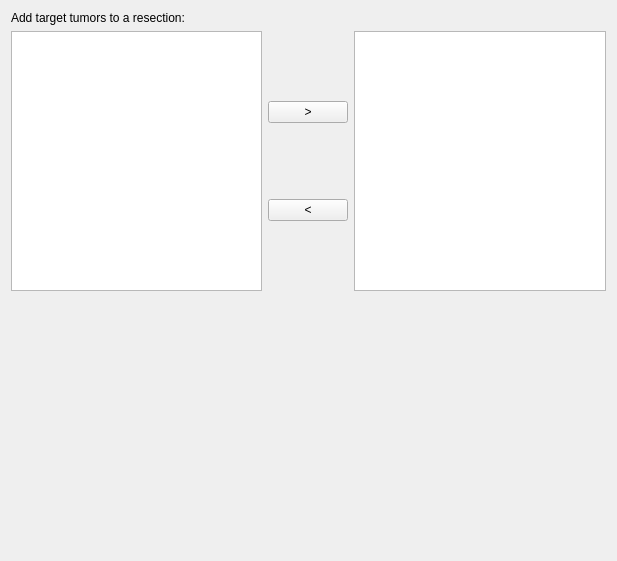
Before: the Qt Designer form ResectionPlanning/Resources/UI/qSlicerResectionPlanningTumorsWidget.ui in TheInterventionCentre/NorMIT-Plan, drawn with Qt 5.
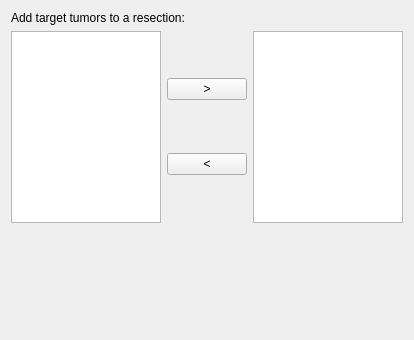
After: the same form once the commit is applied.

Commit message: FIX: for minimum size problem so module passes qSlicerResectionPlanningModuleWidgetGenericTest TST: Test in python for adding / removing tumors

Diff of the .ui file:
```diff
--- a/ResectionPlanning/Resources/UI/qSlicerResectionPlanningTumorsWidget.ui
+++ b/ResectionPlanning/Resources/UI/qSlicerResectionPlanningTumorsWidget.ui
@@ -6,8 +6,8 @@
    <rect>
     <x>0</x>
     <y>0</y>
-    <width>617</width>
-    <height>561</height>
+    <width>414</width>
+    <height>340</height>
    </rect>
   </property>
   <property name="windowTitle">
@@ -24,12 +24,25 @@
    <item>
     <layout class="QHBoxLayout" name="horizontalLayout_2">
      <item>
-      <widget class="QListWidget" name="listAvailableTumors"/>
+      <widget class="QListWidget" name="listAvailableTumors">
+       <property name="sizePolicy">
+        <sizepolicy hsizetype="Ignored" vsizetype="Expanding">
+         <horstretch>0</horstretch>
+         <verstretch>0</verstretch>
+        </sizepolicy>
+       </property>
+      </widget>
      </item>
      <item>
       <layout class="QVBoxLayout" name="verticalLayout">
        <item>
         <widget class="QPushButton" name="AddTumorButton">
+         <property name="sizePolicy">
+          <sizepolicy hsizetype="Fixed" vsizetype="Fixed">
+           <horstretch>0</horstretch>
+           <verstretch>0</verstretch>
+          </sizepolicy>
+         </property>
          <property name="text">
           <string>&gt;</string>
          </property>
@@ -43,6 +56,12 @@
        </item>
        <item>
         <widget class="QPushButton" name="RemoveTumorButton">
+         <property name="sizePolicy">
+          <sizepolicy hsizetype="Fixed" vsizetype="Fixed">
+           <horstretch>0</horstretch>
+           <verstretch>0</verstretch>
+          </sizepolicy>
+         </property>
          <property name="text">
           <string>&lt;</string>
          </property>
@@ -57,7 +76,14 @@
       </layout>
      </item>
      <item>
-      <widget class="QListWidget" name="listResectionTumors"/>
+      <widget class="QListWidget" name="listResectionTumors">
+       <property name="sizePolicy">
+        <sizepolicy hsizetype="Ignored" vsizetype="Expanding">
+         <horstretch>0</horstretch>
+         <verstretch>0</verstretch>
+        </sizepolicy>
+       </property>
+      </widget>
      </item>
     </layout>
    </item>
```
The commit also changes 7 other files.
